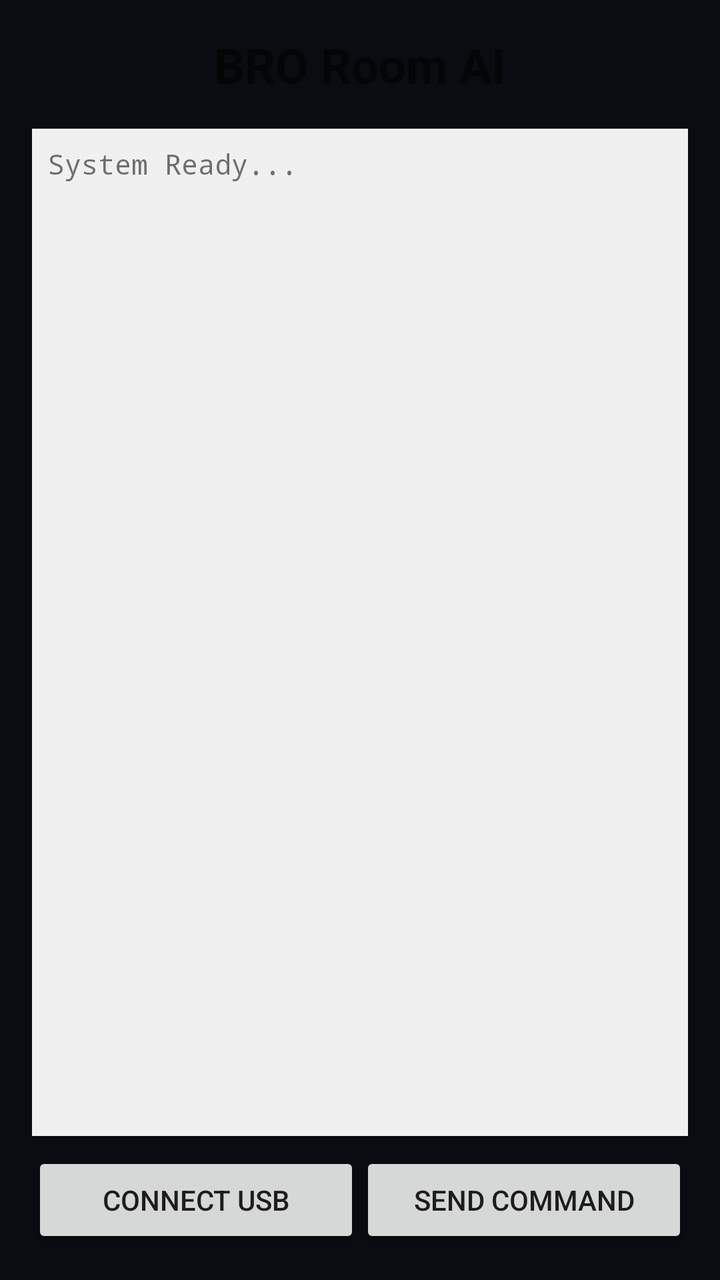
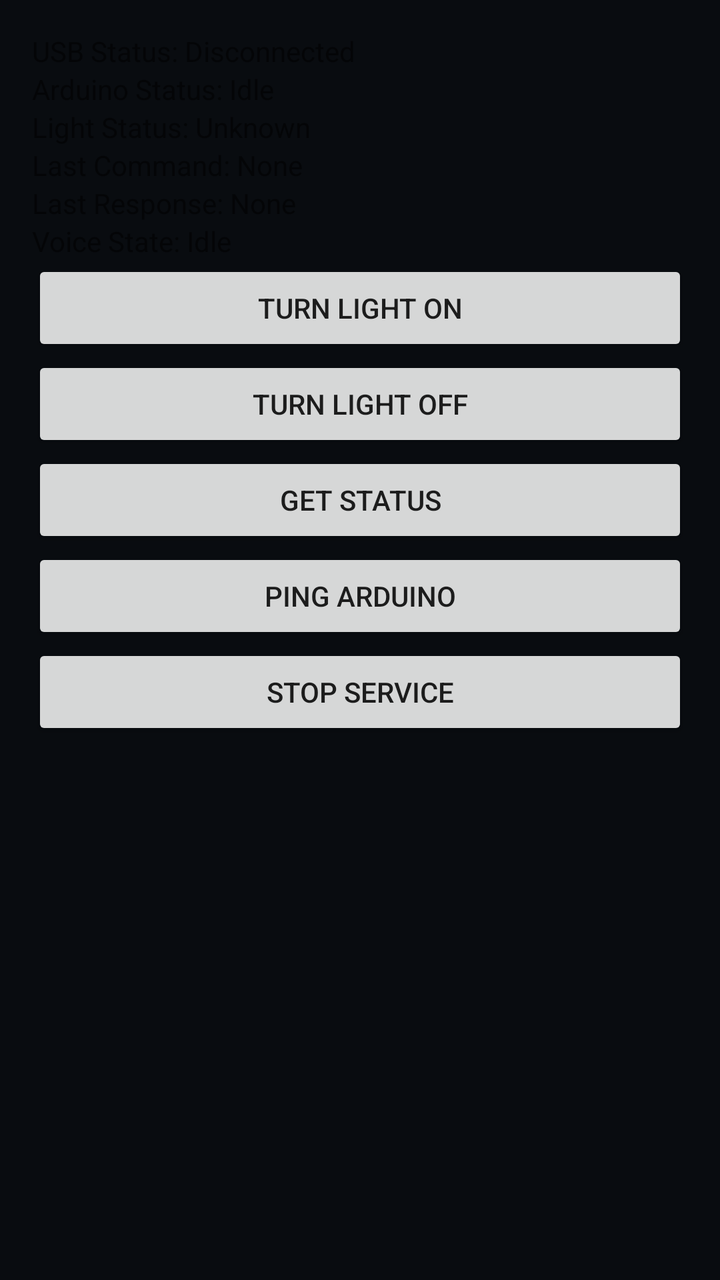

Two renders of the same Android screen: before a commit and after it. Below are the layout's source before the change and the commit's diff.
<!-- AndroidManifest.xml: application theme Theme.BroRoomAI -->
<!-- res/layout/activity_main.xml -->
<?xml version="1.0" encoding="utf-8"?>
<LinearLayout 
    xmlns:android="http://schemas.android.com/apk/res/android"
    android:layout_width="match_parent"
    android:layout_height="match_parent"
    android:orientation="vertical"
    android:padding="16dp">

    <TextView
        android:id="@+id/tvTitle"
        android:layout_width="wrap_content"
        android:layout_height="wrap_content"
        android:text="BRO Room AI"
        android:textSize="24sp"
        android:textStyle="bold"
        android:layout_gravity="center_horizontal"
        android:layout_marginBottom="16dp" />

    <ScrollView
        android:id="@+id/scrollView"
        android:layout_width="match_parent"
        android:layout_height="0dp"
        android:layout_weight="1"
        android:background="#F0F0F0"
        android:padding="8dp">

        <TextView
            android:id="@+id/tvLog"
            android:layout_width="match_parent"
            android:layout_height="wrap_content"
            android:text="System Ready..."
            android:textSize="14sp"
            android:fontFamily="monospace" />
    </ScrollView>

    <LinearLayout
        android:layout_width="match_parent"
        android:layout_height="wrap_content"
        android:orientation="horizontal"
        android:layout_marginTop="8dp">

        <Button
            android:id="@+id/btnConnect"
            android:layout_width="0dp"
            android:layout_height="wrap_content"
            android:layout_weight="1"
            android:text="Connect USB" />

        <Button
            android:id="@+id/btnSend"
            android:layout_width="0dp"
            android:layout_height="wrap_content"
            android:layout_weight="1"
            android:text="Send Command" />
    </LinearLayout>

</LinearLayout>
<!-- resources referenced by this layout -->
<resources>
  <style name="Theme.BroRoomAI" parent="Theme.MaterialComponents.DayNight.NoActionBar">
          <item name="colorPrimary">@color/neon_cyan</item>
          <item name="colorSecondary">@color/neon_green</item>
          <item name="android:statusBarColor">@color/hacker_bg</item>
          <item name="android:windowBackground">@color/hacker_bg</item>
      </style>
  <color name="neon_cyan">#00F0FF</color>
  <color name="neon_green">#00FF66</color>
  <color name="hacker_bg">#090C10</color>
</resources>

<!-- the commit's change to res/layout/activity_main.xml (unified diff, before → after) -->
@@ -1,57 +1,78 @@
 <?xml version="1.0" encoding="utf-8"?>
-<LinearLayout 
-    xmlns:android="http://schemas.android.com/apk/res/android"
+<ScrollView xmlns:android="http://schemas.android.com/apk/res/android"
     android:layout_width="match_parent"
     android:layout_height="match_parent"
-    android:orientation="vertical"
     android:padding="16dp">
-
-    <TextView
-        android:id="@+id/tvTitle"
-        android:layout_width="wrap_content"
-        android:layout_height="wrap_content"
-        android:text="BRO Room AI"
-        android:textSize="24sp"
-        android:textStyle="bold"
-        android:layout_gravity="center_horizontal"
-        android:layout_marginBottom="16dp" />
-
-    <ScrollView
-        android:id="@+id/scrollView"
-        android:layout_width="match_parent"
-        android:layout_height="0dp"
-        android:layout_weight="1"
-        android:background="#F0F0F0"
-        android:padding="8dp">
-
-        <TextView
-            android:id="@+id/tvLog"
-            android:layout_width="match_parent"
-            android:layout_height="wrap_content"
-            android:text="System Ready..."
-            android:textSize="14sp"
-            android:fontFamily="monospace" />
-    </ScrollView>
 
     <LinearLayout
         android:layout_width="match_parent"
         android:layout_height="wrap_content"
-        android:orientation="horizontal"
-        android:layout_marginTop="8dp">
+        android:orientation="vertical">
+
+        <TextView
+            android:id="@+id/tvUsbStatus"
+            android:layout_width="wrap_content"
+            android:layout_height="wrap_content"
+            android:text="USB Status: Disconnected" />
+
+        <TextView
+            android:id="@+id/tvArduinoStatus"
+            android:layout_width="wrap_content"
+            android:layout_height="wrap_content"
+            android:text="Arduino Status: Idle" />
+
+        <TextView
+            android:id="@+id/tvLightStatus"
+            android:layout_width="wrap_content"
+            android:layout_height="wrap_content"
+            android:text="Light Status: Unknown" />
+
+        <TextView
+            android:id="@+id/tvLastCmd"
+            android:layout_width="wrap_content"
+            android:layout_height="wrap_content"
+            android:text="Last Command: None" />
+
+        <TextView
+            android:id="@+id/tvLastResp"
+            android:layout_width="wrap_content"
+            android:layout_height="wrap_content"
+            android:text="Last Response: None" />
+
+        <TextView
+            android:id="@+id/tvVoiceState"
+            android:layout_width="wrap_content"
+            android:layout_height="wrap_content"
+            android:text="Voice State: Idle" />
 
         <Button
-            android:id="@+id/btnConnect"
-            android:layout_width="0dp"
+            android:id="@+id/btnLightOn"
+            android:layout_width="match_parent"
             android:layout_height="wrap_content"
-            android:layout_weight="1"
-            android:text="Connect USB" />
+            android:text="Turn Light ON" />
 
         <Button
-            android:id="@+id/btnSend"
-            android:layout_width="0dp"
+            android:id="@+id/btnLightOff"
+            android:layout_width="match_parent"
             android:layout_height="wrap_content"
-            android:layout_weight="1"
-            android:text="Send Command" />
+            android:text="Turn Light OFF" />
+
+        <Button
+            android:id="@+id/btnStatus"
+            android:layout_width="match_parent"
+            android:layout_height="wrap_content"
+            android:text="Get Status" />
+
+        <Button
+            android:id="@+id/btnPing"
+            android:layout_width="match_parent"
+            android:layout_height="wrap_content"
+            android:text="Ping Arduino" />
+
+        <Button
+            android:id="@+id/btnStop"
+            android:layout_width="match_parent"
+            android:layout_height="wrap_content"
+            android:text="Stop Service" />
     </LinearLayout>
-
-</LinearLayout>
+</ScrollView>
